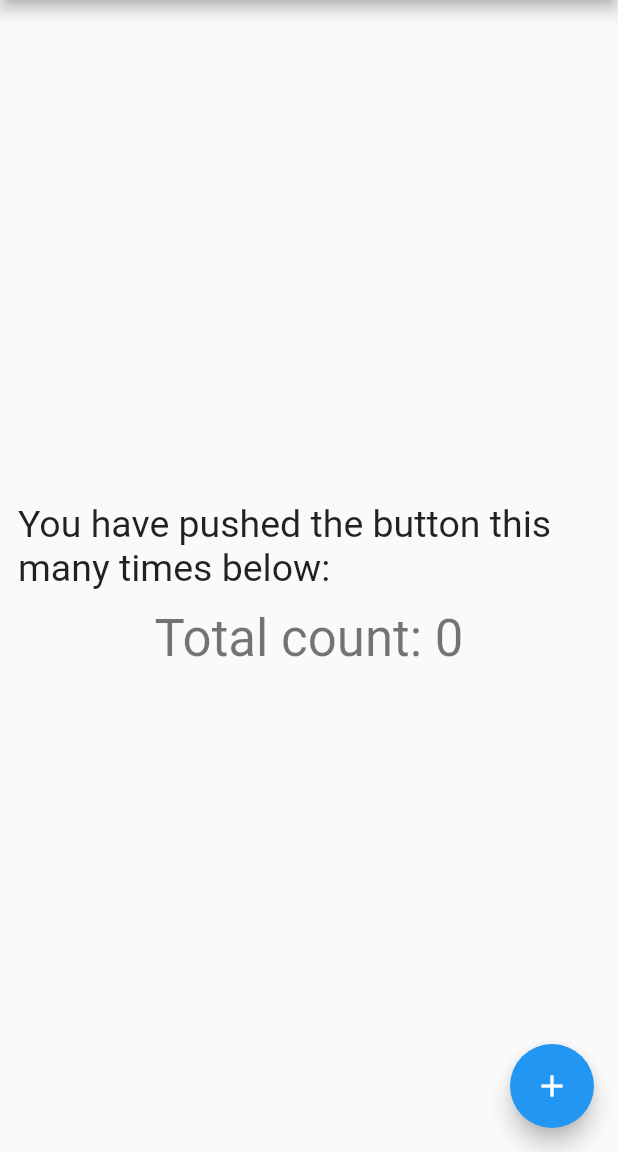
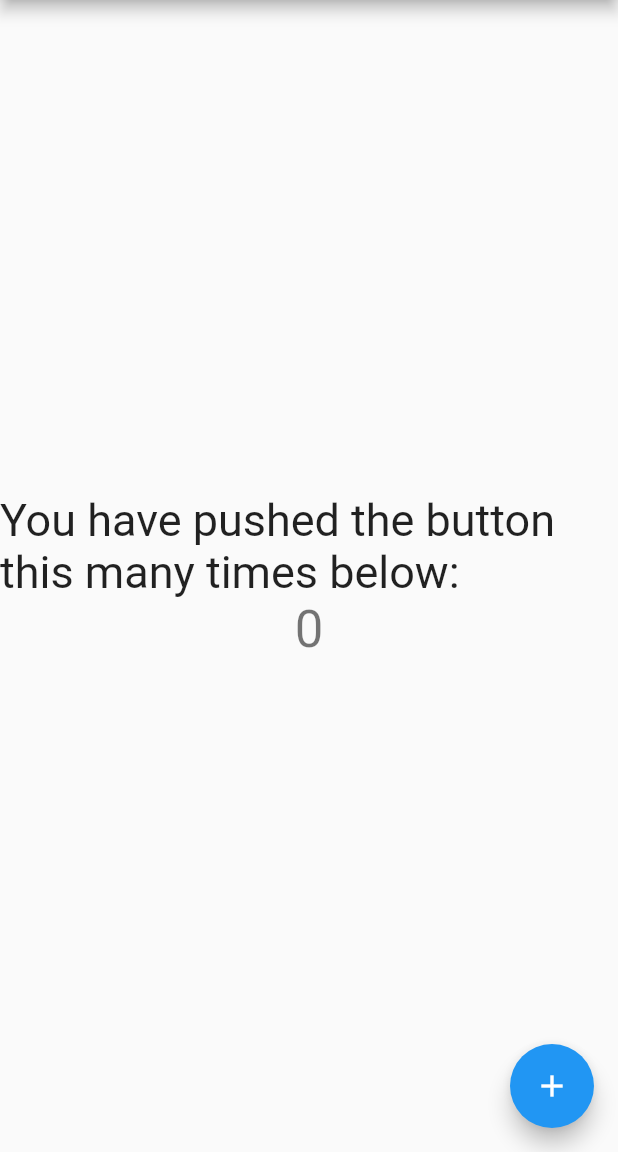
Before and after one commit to RumitPatel/flutter_example, a Flutter app: the screen it shows after launch, on a phone screen of 412 x 824 dp, the part 84-1236 px from its top. Run offline on Flutter 3.47's test engine with Material 2 defaults, Android fonts, the phone set to English and light mode, and no system bars.

Commit message:
Small changes.

```diff
--- a/lib/main.dart
+++ b/lib/main.dart
@@ -95,15 +95,12 @@ class _MyHomePageState extends State<MyHomePage> {
           // horizontal).
           mainAxisAlignment: MainAxisAlignment.center,
           children: <Widget>[
-            const Padding(
-              padding: EdgeInsets.all(12.0),
-              child: Text(
-                'You have pushed the button this many times below:',
-                style: TextStyle(fontSize: 25),
-              ),
+            const Text(
+              'You have pushed the button this many times below:',
+              style: TextStyle(fontSize: 30),
             ),
             Text(
-              'Total count: $_counter',
+              '$_counter',
               style: Theme.of(context).textTheme.headline4,
             ),
           ],
@@ -111,7 +108,7 @@ class _MyHomePageState extends State<MyHomePage> {
       ),
       floatingActionButton: FloatingActionButton(
         onPressed: _incrementCounter,
-        tooltip: 'Increment Button',
+        tooltip: 'Increment',
         child: const Icon(Icons.add),
       ), // This trailing comma makes auto-formatting nicer for build methods.
     );
```
